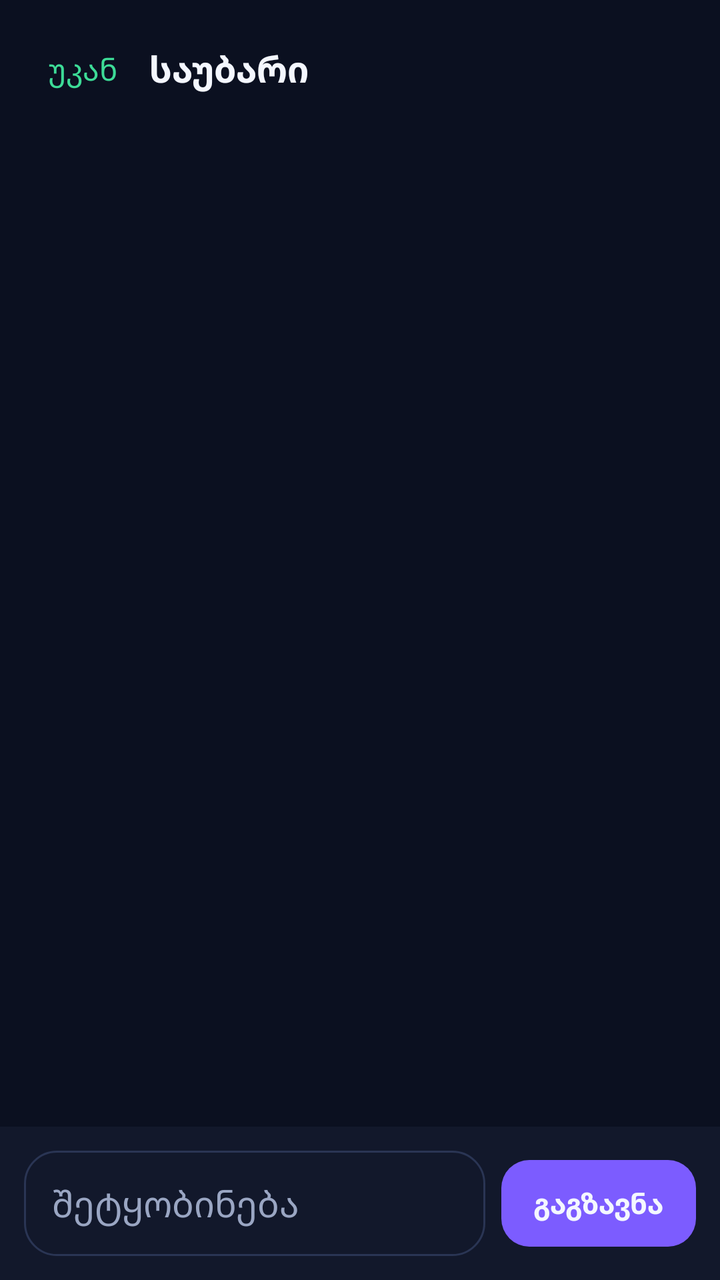
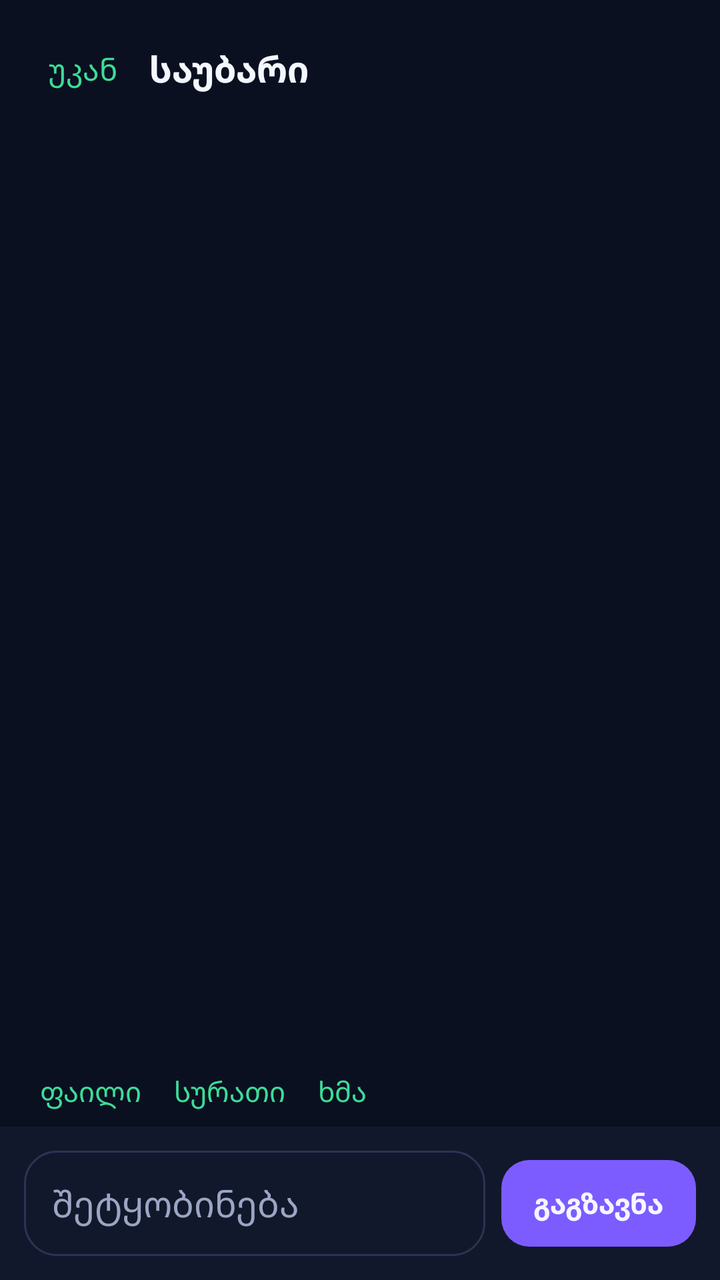

The first picture is an Android layout as it rendered before a commit; the second is the same layout after the commit. The layout source and the unified diff follow.
<!-- AndroidManifest.xml: application theme AppTheme -->
<!-- res/layout/activity_chat.xml -->
<?xml version="1.0" encoding="utf-8"?>
<LinearLayout xmlns:android="http://schemas.android.com/apk/res/android"
    android:layout_width="match_parent"
    android:layout_height="match_parent"
    android:background="@color/bg"
    android:orientation="vertical">

    <LinearLayout
        android:layout_width="match_parent"
        android:layout_height="wrap_content"
        android:gravity="center_vertical"
        android:orientation="horizontal"
        android:padding="16dp">

        <TextView
            android:id="@+id/chat_back"
            android:layout_width="wrap_content"
            android:layout_height="wrap_content"
            android:padding="8dp"
            android:text="უკან"
            android:textColor="@color/accent_2"
            android:textSize="15sp" />

        <TextView
            android:id="@+id/chat_title"
            android:layout_width="0dp"
            android:layout_height="wrap_content"
            android:layout_weight="1"
            android:paddingStart="8dp"
            android:text="საუბარი"
            android:textColor="@color/text"
            android:textSize="18sp"
            android:textStyle="bold" />
    </LinearLayout>

    <ScrollView
        android:id="@+id/chat_scroll"
        android:layout_width="match_parent"
        android:layout_height="0dp"
        android:layout_weight="1"
        android:fillViewport="true">

        <LinearLayout
            android:id="@+id/messages"
            android:layout_width="match_parent"
            android:layout_height="wrap_content"
            android:orientation="vertical"
            android:padding="12dp" />
    </ScrollView>

    <LinearLayout
        android:layout_width="match_parent"
        android:layout_height="wrap_content"
        android:background="@color/bg_soft"
        android:gravity="center_vertical"
        android:orientation="horizontal"
        android:padding="12dp">

        <EditText
            android:id="@+id/chat_input"
            android:layout_width="0dp"
            android:layout_height="wrap_content"
            android:layout_weight="1"
            android:background="@drawable/bg_input"
            android:hint="შეტყობინება"
            android:importantForAutofill="no"
            android:inputType="textCapSentences|textMultiLine"
            android:maxLines="6"
            android:padding="14dp"
            android:textColor="@color/text"
            android:textColorHint="@color/muted" />

        <TextView
            android:id="@+id/chat_send"
            android:layout_width="wrap_content"
            android:layout_height="wrap_content"
            android:layout_marginStart="8dp"
            android:background="@drawable/bg_send"
            android:paddingStart="16dp"
            android:paddingTop="12dp"
            android:paddingEnd="16dp"
            android:paddingBottom="12dp"
            android:text="გაგზავნა"
            android:textColor="@color/text"
            android:textStyle="bold" />
    </LinearLayout>
</LinearLayout>
<!-- resources referenced by this layout -->
<resources>
  <color name="accent_2">#3DDC97</color>
  <color name="bg">#0B1020</color>
  <color name="bg_soft">#12182B</color>
  <color name="muted">#9AA6C3</color>
  <color name="text">#F4F7FF</color>
  <!-- drawable bg_input (drawable) -->
  <?xml version="1.0" encoding="utf-8"?>
  <shape xmlns:android="http://schemas.android.com/apk/res/android" android:shape="rectangle">
      <solid android:color="@color/bg_soft" />
      <corners android:radius="16dp" />
      <stroke android:width="1dp" android:color="@color/line" />
  </shape>
  <!-- drawable bg_send (drawable) -->
  <?xml version="1.0" encoding="utf-8"?>
  <shape xmlns:android="http://schemas.android.com/apk/res/android" android:shape="rectangle">
      <solid android:color="@color/accent" />
      <corners android:radius="14dp" />
  </shape>
  <style name="AppTheme" parent="Theme.MaterialComponents.DayNight.NoActionBar">
          <item name="colorPrimary">@color/accent</item>
          <item name="colorPrimaryVariant">@color/accent</item>
          <item name="colorSecondary">@color/accent_2</item>
          <item name="android:statusBarColor">@color/bg</item>
          <item name="android:navigationBarColor">@color/bg</item>
          <item name="android:windowBackground">@color/bg</item>
          <item name="android:textColor">@color/text</item>
      </style>
  <color name="line">#2A3554</color>
  <color name="accent">#7C5CFF</color>
</resources>

<!-- the commit's change to res/layout/activity_chat.xml (unified diff, before → after) -->
@@ -1,87 +1,20 @@
 <?xml version="1.0" encoding="utf-8"?>
 <LinearLayout xmlns:android="http://schemas.android.com/apk/res/android"
-    android:layout_width="match_parent"
-    android:layout_height="match_parent"
-    android:background="@color/bg"
-    android:orientation="vertical">
-
-    <LinearLayout
-        android:layout_width="match_parent"
-        android:layout_height="wrap_content"
-        android:gravity="center_vertical"
-        android:orientation="horizontal"
-        android:padding="16dp">
-
-        <TextView
-            android:id="@+id/chat_back"
-            android:layout_width="wrap_content"
-            android:layout_height="wrap_content"
-            android:padding="8dp"
-            android:text="უკან"
-            android:textColor="@color/accent_2"
-            android:textSize="15sp" />
-
-        <TextView
-            android:id="@+id/chat_title"
-            android:layout_width="0dp"
-            android:layout_height="wrap_content"
-            android:layout_weight="1"
-            android:paddingStart="8dp"
-            android:text="საუბარი"
-            android:textColor="@color/text"
-            android:textSize="18sp"
-            android:textStyle="bold" />
+    android:layout_width="match_parent" android:layout_height="match_parent" android:background="@color/bg" android:orientation="vertical">
+    <LinearLayout android:layout_width="match_parent" android:layout_height="wrap_content" android:gravity="center_vertical" android:orientation="horizontal" android:padding="16dp">
+        <TextView android:id="@+id/chat_back" android:layout_width="wrap_content" android:layout_height="wrap_content" android:padding="8dp" android:text="უკან" android:textColor="@color/accent_2" android:textSize="15sp" />
+        <TextView android:id="@+id/chat_title" android:layout_width="0dp" android:layout_height="wrap_content" android:layout_weight="1" android:paddingStart="8dp" android:text="საუბარი" android:textColor="@color/text" android:textSize="18sp" android:textStyle="bold" />
     </LinearLayout>
-
-    <ScrollView
-        android:id="@+id/chat_scroll"
-        android:layout_width="match_parent"
-        android:layout_height="0dp"
-        android:layout_weight="1"
-        android:fillViewport="true">
-
-        <LinearLayout
-            android:id="@+id/messages"
-            android:layout_width="match_parent"
-            android:layout_height="wrap_content"
-            android:orientation="vertical"
-            android:padding="12dp" />
+    <ScrollView android:id="@+id/chat_scroll" android:layout_width="match_parent" android:layout_height="0dp" android:layout_weight="1" android:fillViewport="true">
+        <LinearLayout android:id="@+id/messages" android:layout_width="match_parent" android:layout_height="wrap_content" android:orientation="vertical" android:padding="12dp" />
     </ScrollView>
-
-    <LinearLayout
-        android:layout_width="match_parent"
-        android:layout_height="wrap_content"
-        android:background="@color/bg_soft"
-        android:gravity="center_vertical"
-        android:orientation="horizontal"
-        android:padding="12dp">
-
-        <EditText
-            android:id="@+id/chat_input"
-            android:layout_width="0dp"
-            android:layout_height="wrap_content"
-            android:layout_weight="1"
-            android:background="@drawable/bg_input"
-            android:hint="შეტყობინება"
-            android:importantForAutofill="no"
-            android:inputType="textCapSentences|textMultiLine"
-            android:maxLines="6"
-            android:padding="14dp"
-            android:textColor="@color/text"
-            android:textColorHint="@color/muted" />
-
-        <TextView
-            android:id="@+id/chat_send"
-            android:layout_width="wrap_content"
-            android:layout_height="wrap_content"
-            android:layout_marginStart="8dp"
-            android:background="@drawable/bg_send"
-            android:paddingStart="16dp"
-            android:paddingTop="12dp"
-            android:paddingEnd="16dp"
-            android:paddingBottom="12dp"
-            android:text="გაგზავნა"
-            android:textColor="@color/text"
-            android:textStyle="bold" />
+    <LinearLayout android:layout_width="match_parent" android:layout_height="wrap_content" android:gravity="center_vertical" android:orientation="horizontal" android:paddingStart="12dp" android:paddingEnd="12dp">
+        <TextView android:id="@+id/chat_file" android:layout_width="wrap_content" android:layout_height="wrap_content" android:padding="8dp" android:text="ფაილი" android:textColor="@color/accent_2" />
+        <TextView android:id="@+id/chat_image" android:layout_width="wrap_content" android:layout_height="wrap_content" android:padding="8dp" android:text="სურათი" android:textColor="@color/accent_2" />
+        <TextView android:id="@+id/chat_voice" android:layout_width="wrap_content" android:layout_height="wrap_content" android:padding="8dp" android:text="ხმა" android:textColor="@color/accent_2" />
+    </LinearLayout>
+    <LinearLayout android:layout_width="match_parent" android:layout_height="wrap_content" android:background="@color/bg_soft" android:gravity="center_vertical" android:orientation="horizontal" android:padding="12dp">
+        <EditText android:id="@+id/chat_input" android:layout_width="0dp" android:layout_height="wrap_content" android:layout_weight="1" android:background="@drawable/bg_input" android:hint="შეტყობინება" android:importantForAutofill="no" android:inputType="textCapSentences|textMultiLine" android:maxLines="6" android:padding="14dp" android:textColor="@color/text" android:textColorHint="@color/muted" />
+        <TextView android:id="@+id/chat_send" android:layout_width="wrap_content" android:layout_height="wrap_content" android:layout_marginStart="8dp" android:background="@drawable/bg_send" android:paddingStart="16dp" android:paddingTop="12dp" android:paddingEnd="16dp" android:paddingBottom="12dp" android:text="გაგზავნა" android:textColor="@color/text" android:textStyle="bold" />
     </LinearLayout>
 </LinearLayout>
